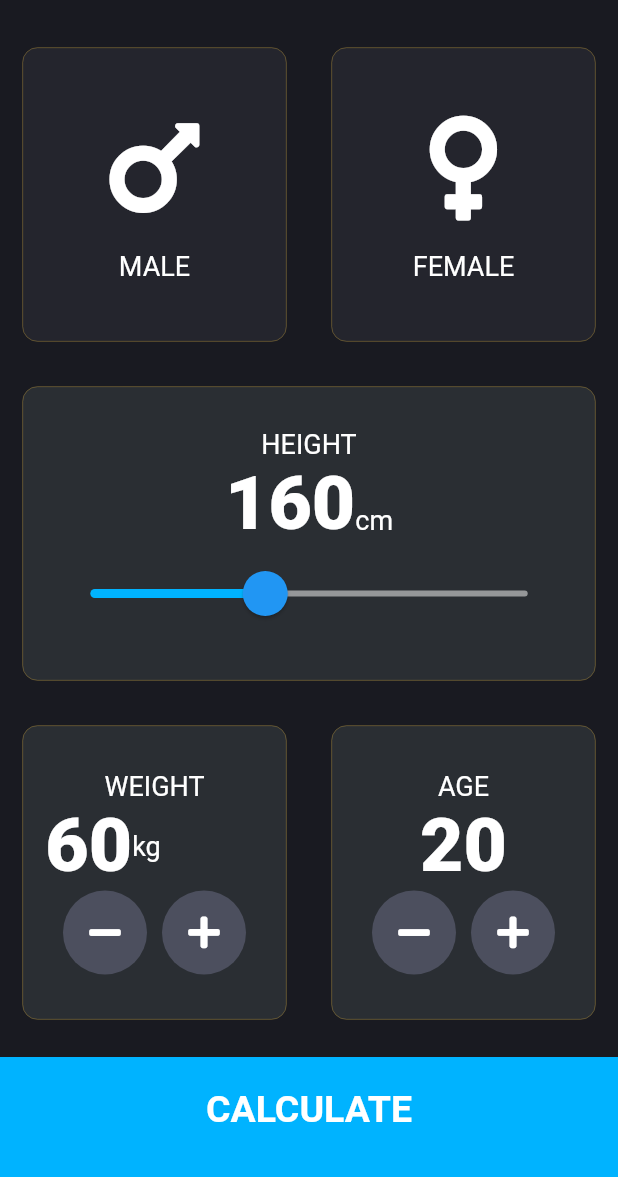
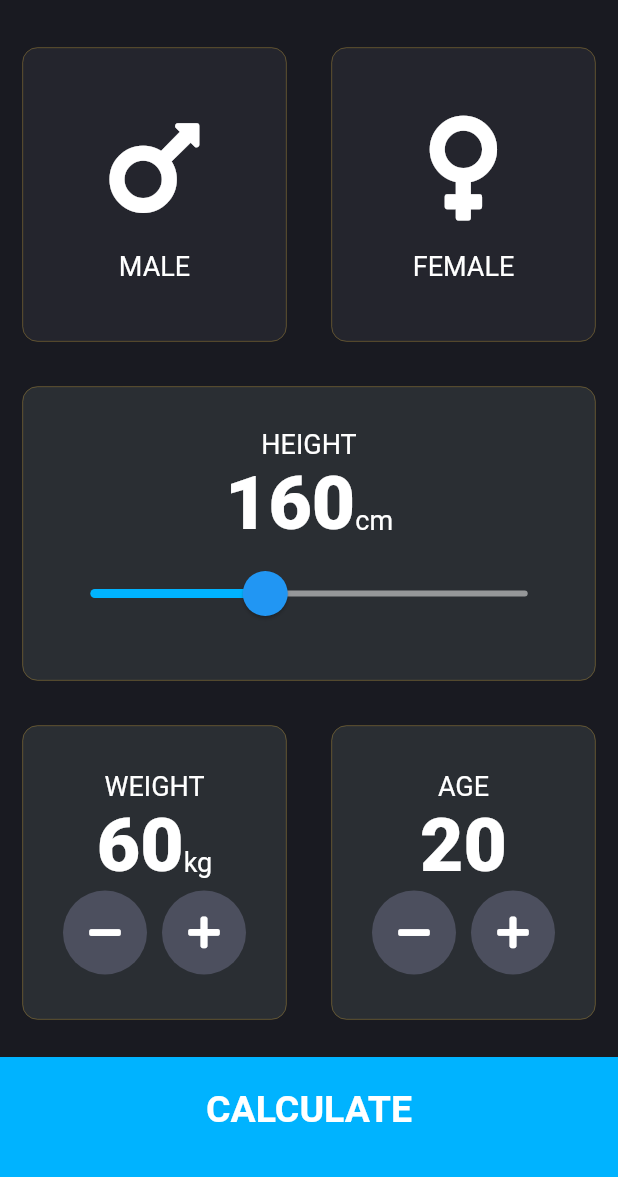
Before and after one commit to dbarrerap/bmi_calculator, a Flutter app: the screen it shows after launch, on a phone screen of 412 x 824 dp, the part 59-1236 px from its top. Run offline on Flutter 3.47's test engine with Material 2 defaults, Android fonts, the phone set to English and light mode, and no system bars; our stand-ins replace font_awesome_flutter; generated files the repository leaves out were written again.

Commit message:
Weight text alignment

```diff
--- a/lib/screen/input_page.dart
+++ b/lib/screen/input_page.dart
@@ -140,12 +140,15 @@ class _InputPageState extends State<InputPage> {
                           style: kLabelTextStyle,
                         ),
                         Row(
+                          mainAxisAlignment: MainAxisAlignment.center,
+                          crossAxisAlignment: CrossAxisAlignment.baseline,
+                          textBaseline: TextBaseline.alphabetic,
                           children: [
                             Text(
                               _weight.toString(),
                               style: kNumberTextStyle,
                             ),
-                            Text(
+                            const Text(
                               'kg',
                               style: kLabelTextStyle,
                             ),
```
